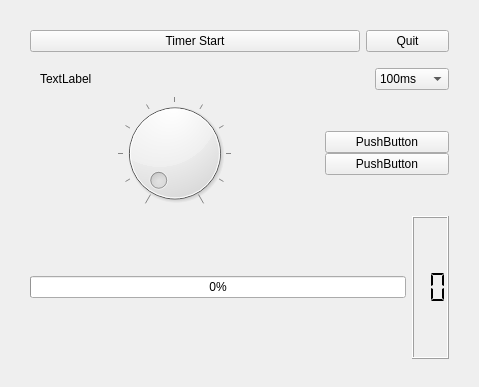
First picture: the form in DialClient/dialcient.ui, repository pdh736/iotemb, before the edit.
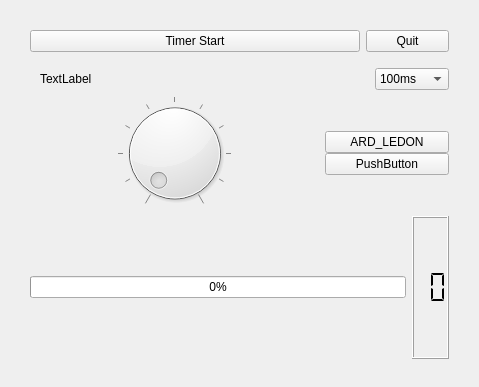
Second picture: the form after the edit.

Diff of the .ui file:
```diff
--- a/DialClient/dialcient.ui
+++ b/DialClient/dialcient.ui
@@ -163,7 +163,10 @@
         <item>
          <widget class="QPushButton" name="pushButton">
           <property name="text">
-           <string>PushButton</string>
+           <string>ARD_LEDON</string>
+          </property>
+          <property name="checkable">
+           <bool>true</bool>
           </property>
          </widget>
         </item>
```
Left out of the diff: 2 changed lines with no effect on the pictures.
